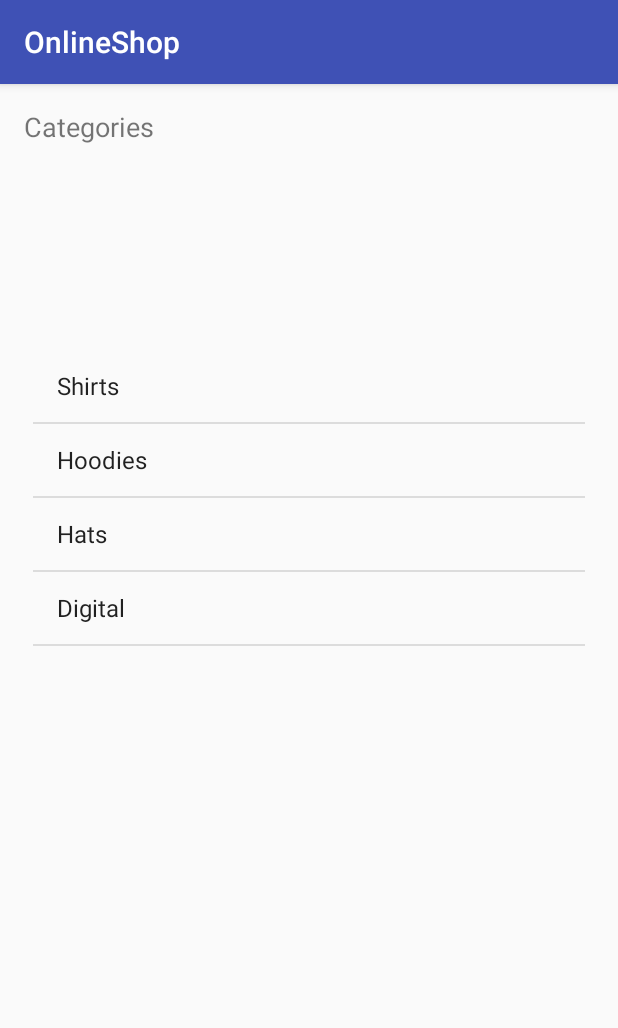
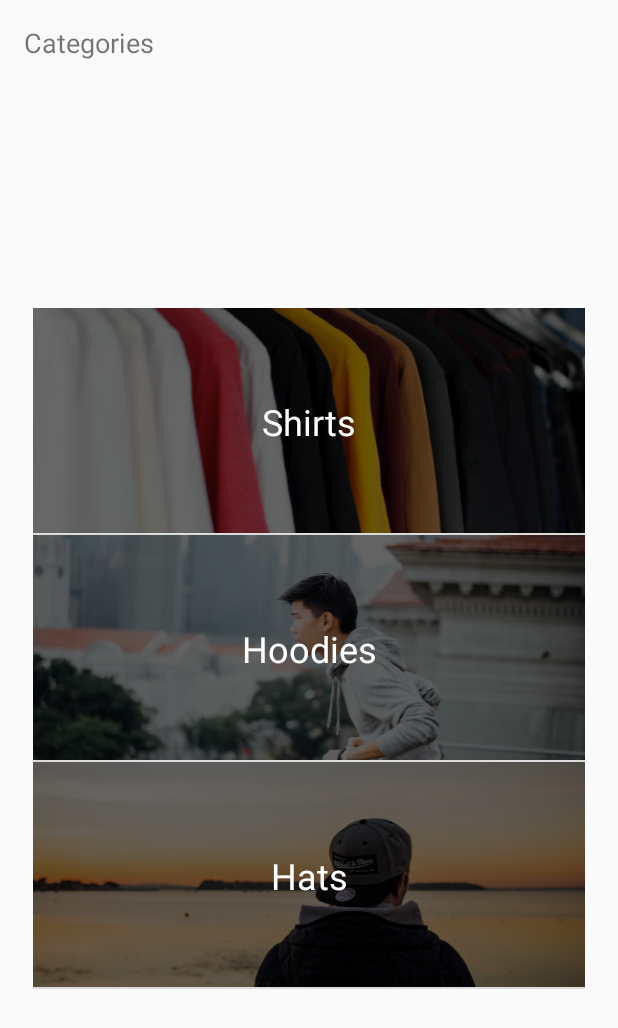
Before and after one commit to rakibj/OnlineShop, an Android app: the screen it shows after launch (MainActivity), on a phone screen of 412 x 824 dp. Shown: the top 1028 px of the screen. Run offline under Robolectric (Android 15) with nearby library versions, the phone set to English and light mode, and no system bars.

Commit message:
03-adapter

```diff
--- /dev/null
+++ b/app/src/main/java/com/example/i_tech/onlineshop/Adapters/CategoryAdapter.kt
@@ -0,0 +1,56 @@
+package com.example.i_tech.onlineshop.Adapters
+
+import android.content.Context
+import android.view.LayoutInflater
+import android.view.View
+import android.view.ViewGroup
+import android.widget.BaseAdapter
+import android.widget.ImageView
+import android.widget.TextView
+import com.example.i_tech.onlineshop.Model.Category
+import com.example.i_tech.onlineshop.R
+import kotlinx.android.synthetic.main.activity_main.*
+
+/**
+ * Created by i-tech on 2/3/2018.
+ */
+class CategoryAdapter(context:Context, categories:List<Category>):BaseAdapter(){
+
+    val context = context
+    val categories = categories
+
+    override fun getView(position: Int, convertView: View?, parent: ViewGroup?): View {
+
+        val categoryView: View
+
+        //Inflate the layout resource into a view
+        categoryView = LayoutInflater.from(context).inflate(R.layout.category_list_item,null)
+
+        val categoryImage : ImageView = categoryView.findViewById(R.id.categoryImage)
+        val categoryName : TextView = categoryView.findViewById(R.id.categoryName)
+
+        val category = categories[position]
+
+        //Image resource ID extraction
+        val resourceId = context.resources.getIdentifier(category.image,"drawable",context.packageName)
+
+        //Setting the image and the text
+        categoryName.text = category.title
+        categoryImage.setImageResource(resourceId)
+
+        return categoryView
+    }
+
+    override fun getItem(position: Int): Any {
+        return categories[position]
+    }
+
+    override fun getItemId(position: Int): Long {
+       return 0
+    }
+
+    override fun getCount(): Int {
+        return categories.count()
+    }
+
+}
--- a/app/src/main/java/com/example/i_tech/onlineshop/Controller/MainActivity.kt
+++ b/app/src/main/java/com/example/i_tech/onlineshop/Controller/MainActivity.kt
@@ -3,6 +3,7 @@ package com.example.i_tech.onlineshop.Controller
 import android.support.v7.app.AppCompatActivity
 import android.os.Bundle
 import android.widget.ArrayAdapter
+import com.example.i_tech.onlineshop.Adapters.CategoryAdapter
 import com.example.i_tech.onlineshop.Model.Category
 import com.example.i_tech.onlineshop.R
 import com.example.i_tech.onlineshop.Services.DataService
@@ -10,13 +11,12 @@ import kotlinx.android.synthetic.main.activity_main.*
 
 class MainActivity : AppCompatActivity() {
 
-    lateinit var adapter : ArrayAdapter<Category>
+    lateinit var adapter : CategoryAdapter
+
     override fun onCreate(savedInstanceState: Bundle?) {
         super.onCreate(savedInstanceState)
         setContentView(R.layout.activity_main)
-        adapter = ArrayAdapter(this,
-                android.R.layout.simple_list_item_1,
-                DataService.categories)
+        adapter = CategoryAdapter(this,DataService.categories)
         categoryListView.adapter = adapter
 
     }
--- a/app/src/main/res/layout/category_list_item.xml
+++ b/app/src/main/res/layout/category_list_item.xml
@@ -4,26 +4,23 @@
     xmlns:app="http://schemas.android.com/apk/res-auto"
     xmlns:tools="http://schemas.android.com/tools"
     android:layout_width="match_parent"
-    android:layout_height="150dp">
+    android:layout_height="160dp">
 
     <ImageView
-        android:id="@+id/imageView"
+        android:id="@+id/categoryImage"
         android:layout_width="wrap_content"
         android:layout_height="150dp"
+        android:contentDescription="@string/hats_category"
         android:scaleType="centerCrop"
-        android:contentDescription="@string/hats_category"
         app:layout_constraintBottom_toBottomOf="parent"
-        app:layout_constraintEnd_toEndOf="parent"
-        app:layout_constraintHorizontal_bias="0.0"
-        app:layout_constraintStart_toStartOf="parent"
         app:layout_constraintTop_toTopOf="parent"
         app:layout_constraintVertical_bias="0.0"
         tools:srcCompat="@drawable/hatimage" />
 
     <TextView
-        android:id="@+id/textView2"
-        android:layout_width="51dp"
-        android:layout_height="wrap_content"
+        android:id="@+id/categoryName"
+        android:layout_width="wrap_content"
+        android:layout_height="32dp"
         android:layout_marginBottom="8dp"
         android:layout_marginEnd="8dp"
         android:layout_marginStart="8dp"
@@ -32,9 +29,9 @@
         android:textColor="@android:color/background_light"
         android:textSize="24sp"
         android:textStyle="normal"
-        app:layout_constraintBottom_toBottomOf="@+id/imageView"
-        app:layout_constraintEnd_toEndOf="@+id/imageView"
-        app:layout_constraintStart_toStartOf="@+id/imageView"
-        app:layout_constraintTop_toTopOf="@+id/imageView" />
+        app:layout_constraintBottom_toBottomOf="parent"
+        app:layout_constraintEnd_toEndOf="@+id/categoryImage"
+        app:layout_constraintStart_toStartOf="@+id/categoryImage"
+        app:layout_constraintTop_toTopOf="@+id/categoryImage" />
 
 </android.support.constraint.ConstraintLayout>
--- a/app/src/main/res/values/styles.xml
+++ b/app/src/main/res/values/styles.xml
@@ -1,7 +1,7 @@
 <resources>
 
     <!-- Base application theme. -->
-    <style name="AppTheme" parent="Theme.AppCompat.Light.DarkActionBar">
+    <style name="AppTheme" parent="Theme.AppCompat.Light.NoActionBar">
         <!-- Customize your theme here. -->
         <item name="colorPrimary">@color/colorPrimary</item>
         <item name="colorPrimaryDark">@color/colorPrimaryDark</item>
```
